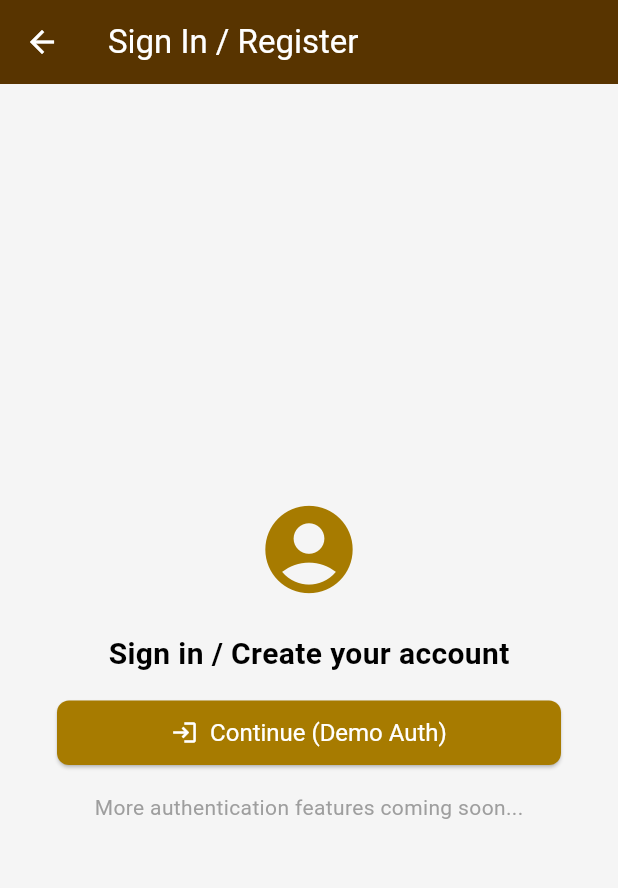
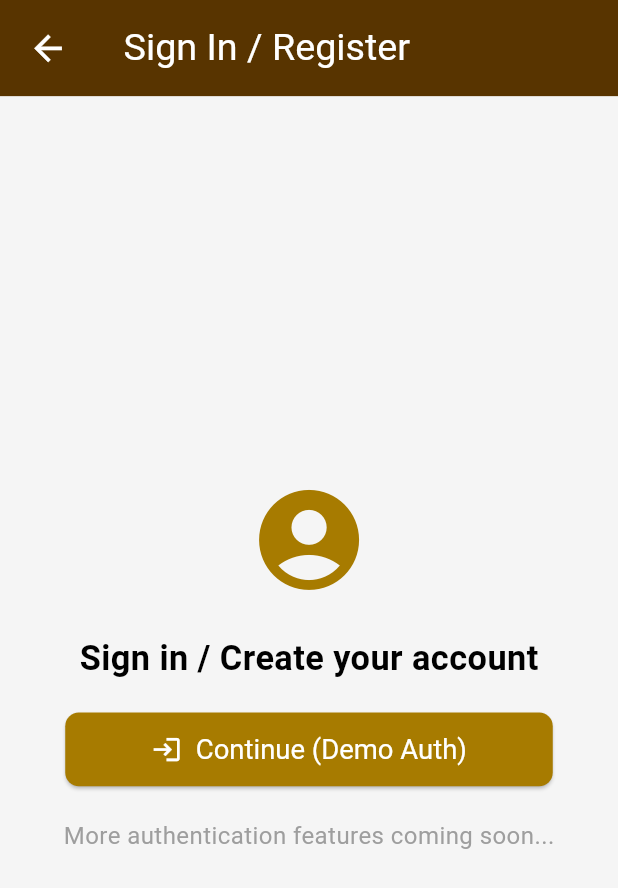
Before and after one commit to Workflow-Manager-admin/blue-collar-connect-0b74cd82, a Flutter app: the screen it shows after launch, after a tap on "Sign In / Register", on a phone screen of 412 x 824 dp. Shown: the top 888 px of the screen. Run offline on Flutter 3.47's test engine with Material 3 defaults, Android fonts, the phone set to English and light mode, and no system bars; our stand-ins replace responsive_framework; accounts and stored records are empty; network calls fail.

```diff
--- a/jobs_app_frontend/lib/main.dart
+++ b/jobs_app_frontend/lib/main.dart
@@ -6,8 +6,18 @@ import 'providers/applications_provider.dart';
 import 'providers/profile_provider.dart';
 import 'providers/messaging_provider.dart';
 import 'api/models.dart';
+import 'package:responsive_framework/responsive_framework.dart';
+import 'package:flutter_web_plugins/url_strategy.dart' as web_plugins;
+import 'dart:io' show Platform;
 
+/// Set up web compatibility and responsive design from main entry
 void main() {
+  // Set path-based routing for web
+  try {
+    web_plugins.usePathUrlStrategy();
+  } catch (_) {
+    // Ignore exceptions if running on non-web platforms.
+  }
   runApp(const BlueCollarConnectRoot());
 }
 
@@ -42,13 +52,26 @@ class BlueCollarConnectApp extends StatelessWidget {
   Widget build(BuildContext context) {
     return MaterialApp(
       title: 'Blue Collar Connect',
+      debugShowCheckedModeBanner: false,
+      builder: (context, child) => ResponsiveWrapper.builder(
+        child,
+        minWidth: 360,
+        defaultScale: true,
+        breakpoints: [
+          ResponsiveBreakpoint.autoScale(360, name: MOBILE),
+          ResponsiveBreakpoint.autoScale(600, name: TABLET),
+          ResponsiveBreakpoint.autoScale(800, name: DESKTOP),
+          ResponsiveBreakpoint.autoScale(1700, name: 'XL'),
+        ],
+        background: Container(color: const Color(0xFFF5F5F5)),
+      ),
       theme: ThemeData(
         useMaterial3: true,
         colorScheme: ColorScheme.light(
           primary: const Color(0xFF583400),
           secondary: const Color(0xFFa77b00),
           tertiary: const Color(0xFFFFB300),
-          surface: const Color(0xFFF5F5F5), // Replaces deprecated background
+          surface: const Color(0xFFF5F5F5),
         ),
         scaffoldBackgroundColor: const Color(0xFFF5F5F5),
         appBarTheme: const AppBarTheme(
@@ -73,6 +96,7 @@ class BlueCollarConnectApp extends StatelessWidget {
             textStyle: const TextStyle(fontSize: 16),
           ),
         ),
+        visualDensity: VisualDensity.adaptivePlatformDensity,
       ),
       darkTheme: ThemeData(
         useMaterial3: true,
@@ -80,7 +104,7 @@ class BlueCollarConnectApp extends StatelessWidget {
           primary: const Color(0xFF583400),
           secondary: const Color(0xFFa77b00),
           tertiary: const Color(0xFFFFB300),
-          surface: Colors.black, // Replaces deprecated background
+          surface: Colors.black,
         ),
         scaffoldBackgroundColor: Colors.black,
         appBarTheme: const AppBarTheme(
@@ -105,6 +129,7 @@ class BlueCollarConnectApp extends StatelessWidget {
             textStyle: const TextStyle(fontSize: 16),
           ),
         ),
+        visualDensity: VisualDensity.adaptivePlatformDensity,
       ),
       themeMode: ThemeMode.system,
       home: const AppRoot(),
```
Also changed, not shown: jobs_app_frontend/lib/api/api_client.dart (+19 -1 lines), jobs_app_frontend/pubspec.yaml (+5 -3 lines), .knowledge/.knowledge.json, .knowledge/jobs_app_frontend_lib_api_api_client.dart.json, .knowledge/jobs_app_frontend_lib_main.dart.json, .knowledge/jobs_app_frontend_pubspec.yaml.json, jobs_app_frontend/pubspec.lock.
